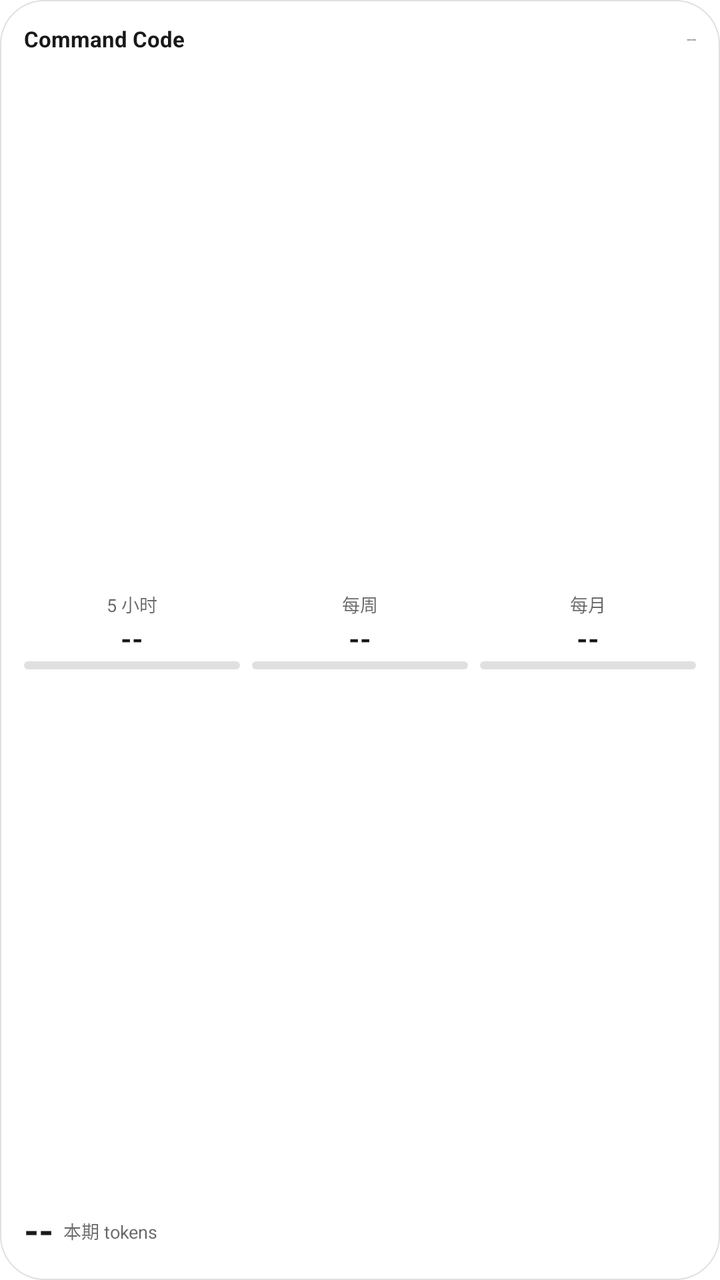
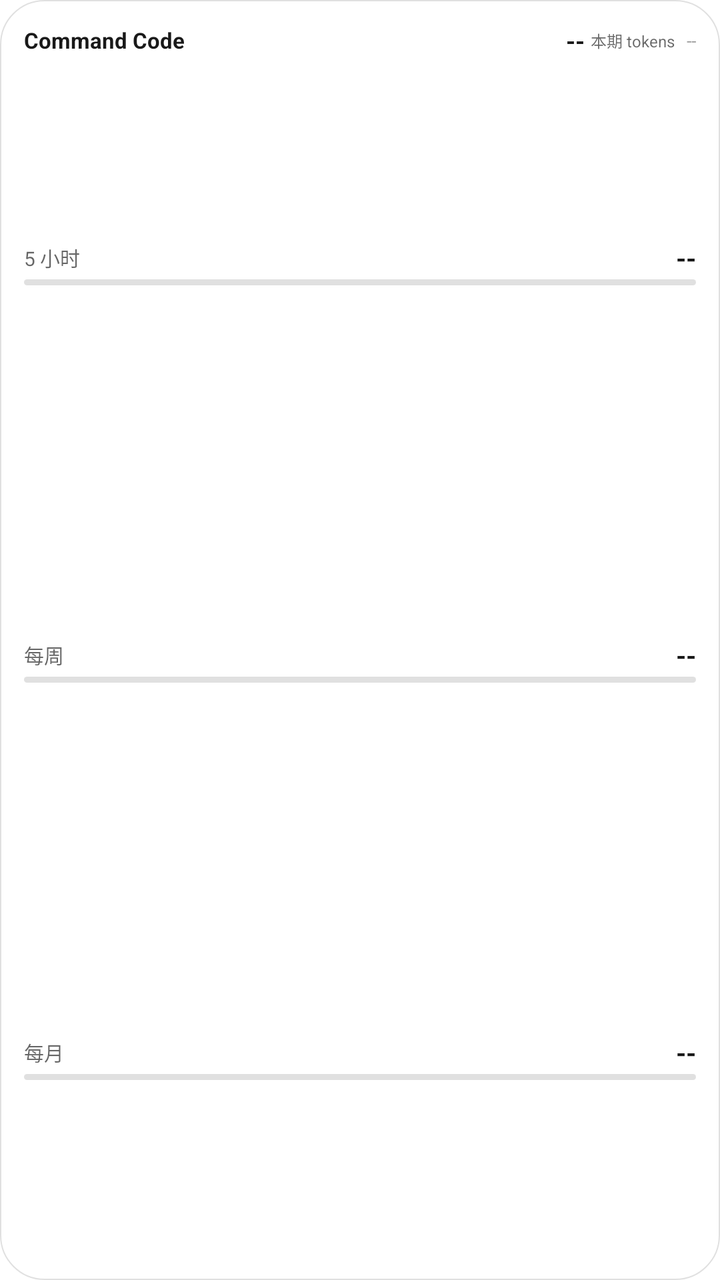

Screens rendered from an Android XML layout before and after an edit, with the pre-edit source and the edit as a unified diff.
<!-- AndroidManifest.xml: application theme Theme.CcUsage -->
<!-- res/layout/widget_usage_4x2.xml -->
<?xml version="1.0" encoding="utf-8"?>
<FrameLayout xmlns:android="http://schemas.android.com/apk/res/android"
    android:id="@android:id/background"
    android:layout_width="match_parent"
    android:layout_height="match_parent"
    android:background="@drawable/widget_background"
    android:padding="12dp">

    <LinearLayout
        android:layout_width="match_parent"
        android:layout_height="match_parent"
        android:orientation="vertical">

        
        <LinearLayout
            android:layout_width="match_parent"
            android:layout_height="wrap_content"
            android:orientation="horizontal"
            android:gravity="center_vertical">

            <TextView
                android:id="@+id/widget_plan"
                android:layout_width="0dp"
                android:layout_height="wrap_content"
                android:layout_weight="1"
                android:maxLines="1"
                android:ellipsize="end"
                android:text="@string/widget_placeholder_plan"
                android:textColor="@color/widget_text_primary"
                android:textSize="11sp"
                android:textStyle="bold" />

            <TextView
                android:id="@+id/widget_updated"
                android:layout_width="wrap_content"
                android:layout_height="wrap_content"
                android:layout_marginStart="6dp"
                android:maxLines="1"
                android:text="@string/widget_placeholder_value"
                android:textColor="@color/widget_text_tertiary"
                android:textSize="9sp" />
        </LinearLayout>

        
        <LinearLayout
            android:layout_width="match_parent"
            android:layout_height="0dp"
            android:layout_weight="1"
            android:layout_marginTop="4dp"
            android:orientation="horizontal"
            android:gravity="center_vertical"
            android:baselineAligned="false">

            
            <LinearLayout
                android:layout_width="0dp"
                android:layout_height="wrap_content"
                android:layout_weight="1"
                android:orientation="vertical"
                android:gravity="center_horizontal">

                <TextView
                    android:layout_width="wrap_content"
                    android:layout_height="wrap_content"
                    android:maxLines="1"
                    android:text="@string/widget_window_fivehour"
                    android:textColor="@color/widget_text_secondary"
                    android:textSize="9sp" />

                <TextView
                    android:id="@+id/widget_fivehour"
                    android:layout_width="wrap_content"
                    android:layout_height="wrap_content"
                    android:layout_marginTop="1dp"
                    android:maxLines="1"
                    android:text="@string/widget_placeholder_value"
                    android:textColor="@color/widget_text_primary"
                    android:textSize="14sp"
                    android:textStyle="bold" />

                <ProgressBar
                    android:id="@+id/widget_bar_fivehour"
                    style="?android:attr/progressBarStyleHorizontal"
                    android:layout_width="match_parent"
                    android:layout_height="4dp"
                    android:layout_marginTop="2dp"
                    android:max="100"
                    android:progress="0"
                    android:progressDrawable="@drawable/widget_progress" />
            </LinearLayout>

            
            <LinearLayout
                android:layout_width="0dp"
                android:layout_height="wrap_content"
                android:layout_weight="1"
                android:layout_marginStart="6dp"
                android:orientation="vertical"
                android:gravity="center_horizontal">

                <TextView
                    android:layout_width="wrap_content"
                    android:layout_height="wrap_content"
                    android:maxLines="1"
                    android:text="@string/widget_window_weekly"
                    android:textColor="@color/widget_text_secondary"
                    android:textSize="9sp" />

                <TextView
                    android:id="@+id/widget_weekly"
                    android:layout_width="wrap_content"
                    android:layout_height="wrap_content"
                    android:layout_marginTop="1dp"
                    android:maxLines="1"
                    android:text="@string/widget_placeholder_value"
                    android:textColor="@color/widget_text_primary"
                    android:textSize="14sp"
                    android:textStyle="bold" />

                <ProgressBar
                    android:id="@+id/widget_bar_weekly"
                    style="?android:attr/progressBarStyleHorizontal"
                    android:layout_width="match_parent"
                    android:layout_height="4dp"
                    android:layout_marginTop="2dp"
                    android:max="100"
                    android:progress="0"
                    android:progressDrawable="@drawable/widget_progress" />
            </LinearLayout>

            
            <LinearLayout
                android:layout_width="0dp"
                android:layout_height="wrap_content"
                android:layout_weight="1"
                android:layout_marginStart="6dp"
                android:orientation="vertical"
                android:gravity="center_horizontal">

                <TextView
                    android:layout_width="wrap_content"
                    android:layout_height="wrap_content"
                    android:maxLines="1"
                    android:text="@string/widget_window_monthly"
                    android:textColor="@color/widget_text_secondary"
                    android:textSize="9sp" />

                <TextView
                    android:id="@+id/widget_monthly"
                    android:layout_width="wrap_content"
                    android:layout_height="wrap_content"
                    android:layout_marginTop="1dp"
                    android:maxLines="1"
                    android:text="@string/widget_placeholder_value"
                    android:textColor="@color/widget_text_primary"
                    android:textSize="14sp"
                    android:textStyle="bold" />

                <ProgressBar
                    android:id="@+id/widget_bar_monthly"
                    style="?android:attr/progressBarStyleHorizontal"
                    android:layout_width="match_parent"
                    android:layout_height="4dp"
                    android:layout_marginTop="2dp"
                    android:max="100"
                    android:progress="0"
                    android:progressDrawable="@drawable/widget_progress" />
            </LinearLayout>
        </LinearLayout>

        
        <LinearLayout
            android:layout_width="match_parent"
            android:layout_height="wrap_content"
            android:layout_marginTop="3dp"
            android:orientation="horizontal"
            android:gravity="bottom|center_vertical">

            <TextView
                android:id="@+id/widget_tokens"
                android:layout_width="wrap_content"
                android:layout_height="wrap_content"
                android:maxLines="1"
                android:text="@string/widget_placeholder_value"
                android:textColor="@color/widget_text_primary"
                android:textSize="19sp"
                android:textStyle="bold" />

            <TextView
                android:id="@+id/widget_tokens_label"
                android:layout_width="0dp"
                android:layout_height="wrap_content"
                android:layout_weight="1"
                android:layout_marginStart="5dp"
                android:layout_marginBottom="3dp"
                android:maxLines="1"
                android:text="@string/widget_tokens_caption"
                android:textColor="@color/widget_text_secondary"
                android:textSize="9sp" />
        </LinearLayout>
    </LinearLayout>
</FrameLayout>
<!-- resources referenced by this layout -->
<resources>
  <color name="widget_text_primary">#E6000000</color>
  <color name="widget_text_secondary">#99000000</color>
  <color name="widget_text_tertiary">#66000000</color>
  <!-- drawable widget_background (drawable) -->
  <?xml version="1.0" encoding="utf-8"?>
  <shape xmlns:android="http://schemas.android.com/apk/res/android"
      android:shape="rectangle">
      <solid android:color="@color/widget_background_color" />
      <corners android:radius="22dp" />
      <stroke
          android:width="0.5dp"
          android:color="@color/widget_progress_track" />
  </shape>
  <!-- drawable widget_progress (drawable) -->
  <?xml version="1.0" encoding="utf-8"?>
  <layer-list xmlns:android="http://schemas.android.com/apk/res/android">
      <item android:id="@android:id/background">
          <shape android:shape="rectangle">
              <solid android:color="@color/widget_progress_track" />
              <corners android:radius="3dp" />
          </shape>
      </item>
      <item android:id="@android:id/progress">
          <clip>
              <shape android:shape="rectangle">
                  <solid android:color="@color/widget_progress_fill" />
                  <corners android:radius="3dp" />
              </shape>
          </clip>
      </item>
  </layer-list>
  <string name="widget_placeholder_plan">Command Code</string>
  <string name="widget_placeholder_value">--</string>
  <string name="widget_tokens_caption">本期 tokens</string>
  <string name="widget_window_fivehour">5 小时</string>
  <string name="widget_window_monthly">每月</string>
  <string name="widget_window_weekly">每周</string>
  <style name="Theme.CcUsage" parent="android:Theme.DeviceDefault.DayNight">
          <item name="android:windowBackground">@android:color/transparent</item>
          <item name="android:navigationBarColor">@android:color/transparent</item>
          <item name="android:statusBarColor">@android:color/transparent</item>
          <item name="android:windowLightStatusBar">true</item>
      </style>
  <color name="widget_background_color">#F2FFFFFF</color>
  <color name="widget_progress_track">#1F000000</color>
  <color name="widget_progress_fill">#1B6FF0</color>
</resources>

<!-- the commit's change to res/layout/widget_usage_4x2.xml (unified diff, before → after) -->
@@ -31,6 +31,27 @@
                 android:textStyle="bold" />
 
             <TextView
+                android:id="@+id/widget_tokens"
+                android:layout_width="wrap_content"
+                android:layout_height="wrap_content"
+                android:layout_marginStart="6dp"
+                android:maxLines="1"
+                android:text="@string/widget_placeholder_value"
+                android:textColor="@color/widget_text_primary"
+                android:textSize="12sp"
+                android:textStyle="bold" />
+
+            <TextView
+                android:id="@+id/widget_tokens_label"
+                android:layout_width="wrap_content"
+                android:layout_height="wrap_content"
+                android:layout_marginStart="3dp"
+                android:maxLines="1"
+                android:text="@string/widget_tokens_caption"
+                android:textColor="@color/widget_text_secondary"
+                android:textSize="8sp" />
+
+            <TextView
                 android:id="@+id/widget_updated"
                 android:layout_width="wrap_content"
                 android:layout_height="wrap_content"
@@ -47,156 +68,137 @@
             android:layout_height="0dp"
             android:layout_weight="1"
             android:layout_marginTop="4dp"
-            android:orientation="horizontal"
-            android:gravity="center_vertical"
-            android:baselineAligned="false">
-
-            
+            android:orientation="vertical"
+            android:gravity="center_vertical">
+
             <LinearLayout
-                android:layout_width="0dp"
-                android:layout_height="wrap_content"
-                android:layout_weight="1"
-                android:orientation="vertical"
-                android:gravity="center_horizontal">
-
-                <TextView
-                    android:layout_width="wrap_content"
-                    android:layout_height="wrap_content"
+                android:layout_width="match_parent"
+                android:layout_height="wrap_content"
+                android:orientation="horizontal"
+                android:gravity="center_vertical">
+
+                <TextView
+                    android:layout_width="0dp"
+                    android:layout_height="wrap_content"
+                    android:layout_weight="1"
                     android:maxLines="1"
                     android:text="@string/widget_window_fivehour"
                     android:textColor="@color/widget_text_secondary"
-                    android:textSize="9sp" />
+                    android:textSize="10sp" />
 
                 <TextView
                     android:id="@+id/widget_fivehour"
                     android:layout_width="wrap_content"
                     android:layout_height="wrap_content"
-                    android:layout_marginTop="1dp"
+                    android:layout_marginStart="6dp"
                     android:maxLines="1"
                     android:text="@string/widget_placeholder_value"
                     android:textColor="@color/widget_text_primary"
-                    android:textSize="14sp"
+                    android:textSize="13sp"
                     android:textStyle="bold" />
-
-                <ProgressBar
-                    android:id="@+id/widget_bar_fivehour"
-                    style="?android:attr/progressBarStyleHorizontal"
-                    android:layout_width="match_parent"
-                    android:layout_height="4dp"
-                    android:layout_marginTop="2dp"
-                    android:max="100"
-                    android:progress="0"
-                    android:progressDrawable="@drawable/widget_progress" />
             </LinearLayout>
 
-            
+            <ProgressBar
+                android:id="@+id/widget_bar_fivehour"
+                style="?android:attr/progressBarStyleHorizontal"
+                android:layout_width="match_parent"
+                android:layout_height="3dp"
+                android:layout_marginTop="2dp"
+                android:max="100"
+                android:progress="0"
+                android:progressDrawable="@drawable/widget_progress" />
+        </LinearLayout>
+
+        
+        <LinearLayout
+            android:layout_width="match_parent"
+            android:layout_height="0dp"
+            android:layout_weight="1"
+            android:orientation="vertical"
+            android:gravity="center_vertical">
+
             <LinearLayout
-                android:layout_width="0dp"
-                android:layout_height="wrap_content"
-                android:layout_weight="1"
-                android:layout_marginStart="6dp"
-                android:orientation="vertical"
-                android:gravity="center_horizontal">
-
-                <TextView
-                    android:layout_width="wrap_content"
-                    android:layout_height="wrap_content"
+                android:layout_width="match_parent"
+                android:layout_height="wrap_content"
+                android:orientation="horizontal"
+                android:gravity="center_vertical">
+
+                <TextView
+                    android:layout_width="0dp"
+                    android:layout_height="wrap_content"
+                    android:layout_weight="1"
                     android:maxLines="1"
                     android:text="@string/widget_window_weekly"
                     android:textColor="@color/widget_text_secondary"
-                    android:textSize="9sp" />
+                    android:textSize="10sp" />
 
                 <TextView
                     android:id="@+id/widget_weekly"
                     android:layout_width="wrap_content"
                     android:layout_height="wrap_content"
-                    android:layout_marginTop="1dp"
+                    android:layout_marginStart="6dp"
                     android:maxLines="1"
                     android:text="@string/widget_placeholder_value"
                     android:textColor="@color/widget_text_primary"
-                    android:textSize="14sp"
+                    android:textSize="13sp"
                     android:textStyle="bold" />
-
-                <ProgressBar
-                    android:id="@+id/widget_bar_weekly"
-                    style="?android:attr/progressBarStyleHorizontal"
-                    android:layout_width="match_parent"
-                    android:layout_height="4dp"
-                    android:layout_marginTop="2dp"
-                    android:max="100"
-                    android:progress="0"
-                    android:progressDrawable="@drawable/widget_progress" />
             </LinearLayout>
 
-            
+            <ProgressBar
+                android:id="@+id/widget_bar_weekly"
+                style="?android:attr/progressBarStyleHorizontal"
+                android:layout_width="match_parent"
+                android:layout_height="3dp"
+                android:layout_marginTop="2dp"
+                android:max="100"
+                android:progress="0"
+                android:progressDrawable="@drawable/widget_progress" />
+        </LinearLayout>
+
+        
+        <LinearLayout
+            android:layout_width="match_parent"
+            android:layout_height="0dp"
+            android:layout_weight="1"
+            android:orientation="vertical"
+            android:gravity="center_vertical">
+
             <LinearLayout
-                android:layout_width="0dp"
-                android:layout_height="wrap_content"
-                android:layout_weight="1"
-                android:layout_marginStart="6dp"
-                android:orientation="vertical"
-                android:gravity="center_horizontal">
-
-                <TextView
-                    android:layout_width="wrap_content"
-                    android:layout_height="wrap_content"
+                android:layout_width="match_parent"
+                android:layout_height="wrap_content"
+                android:orientation="horizontal"
+                android:gravity="center_vertical">
+
+                <TextView
+                    android:layout_width="0dp"
+                    android:layout_height="wrap_content"
+                    android:layout_weight="1"
                     android:maxLines="1"
                     android:text="@string/widget_window_monthly"
                     android:textColor="@color/widget_text_secondary"
-                    android:textSize="9sp" />
+                    android:textSize="10sp" />
 
                 <TextView
                     android:id="@+id/widget_monthly"
                     android:layout_width="wrap_content"
                     android:layout_height="wrap_content"
-                    android:layout_marginTop="1dp"
+                    android:layout_marginStart="6dp"
                     android:maxLines="1"
                     android:text="@string/widget_placeholder_value"
                     android:textColor="@color/widget_text_primary"
-                    android:textSize="14sp"
+                    android:textSize="13sp"
                     android:textStyle="bold" />
-
-                <ProgressBar
-                    android:id="@+id/widget_bar_monthly"
-                    style="?android:attr/progressBarStyleHorizontal"
-                    android:layout_width="match_parent"
-                    android:layout_height="4dp"
-                    android:layout_marginTop="2dp"
-                    android:max="100"
-                    android:progress="0"
-                    android:progressDrawable="@drawable/widget_progress" />
             </LinearLayout>
-        </LinearLayout>
-
-        
-        <LinearLayout
-            android:layout_width="match_parent"
-            android:layout_height="wrap_content"
-            android:layout_marginTop="3dp"
-            android:orientation="horizontal"
-            android:gravity="bottom|center_vertical">
-
-            <TextView
-                android:id="@+id/widget_tokens"
-                android:layout_width="wrap_content"
-                android:layout_height="wrap_content"
-                android:maxLines="1"
-                android:text="@string/widget_placeholder_value"
-                android:textColor="@color/widget_text_primary"
-                android:textSize="19sp"
-                android:textStyle="bold" />
-
-            <TextView
-                android:id="@+id/widget_tokens_label"
-                android:layout_width="0dp"
-                android:layout_height="wrap_content"
-                android:layout_weight="1"
-                android:layout_marginStart="5dp"
-                android:layout_marginBottom="3dp"
-                android:maxLines="1"
-                android:text="@string/widget_tokens_caption"
-                android:textColor="@color/widget_text_secondary"
-                android:textSize="9sp" />
+
+            <ProgressBar
+                android:id="@+id/widget_bar_monthly"
+                style="?android:attr/progressBarStyleHorizontal"
+                android:layout_width="match_parent"
+                android:layout_height="3dp"
+                android:layout_marginTop="2dp"
+                android:max="100"
+                android:progress="0"
+                android:progressDrawable="@drawable/widget_progress" />
         </LinearLayout>
     </LinearLayout>
 </FrameLayout>
